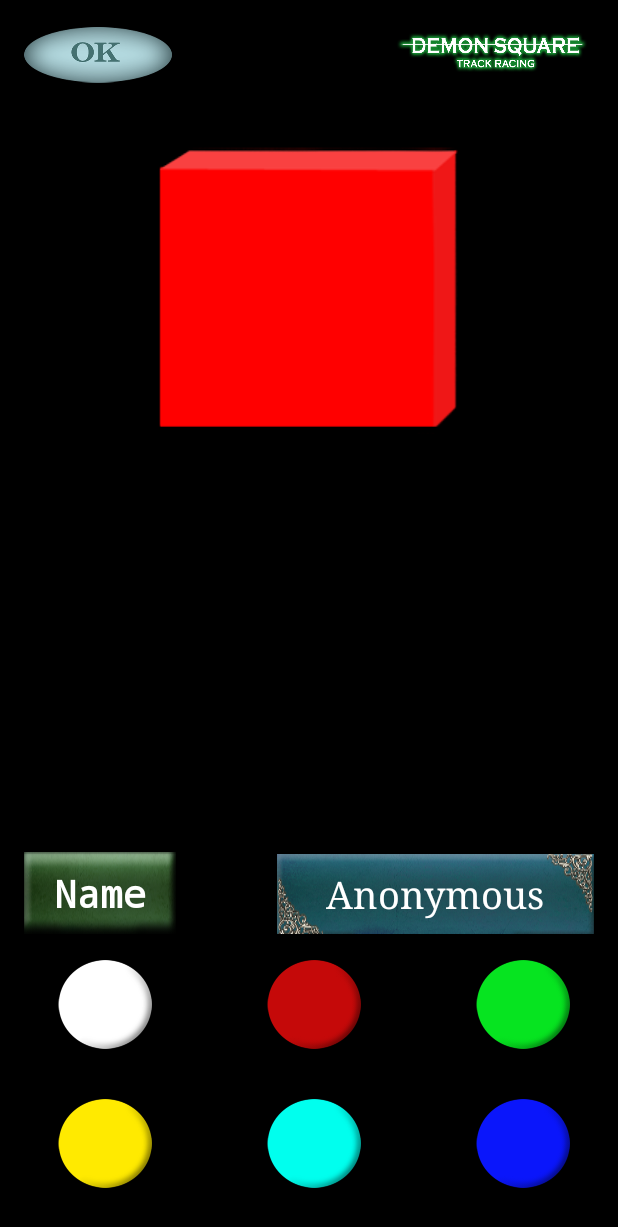
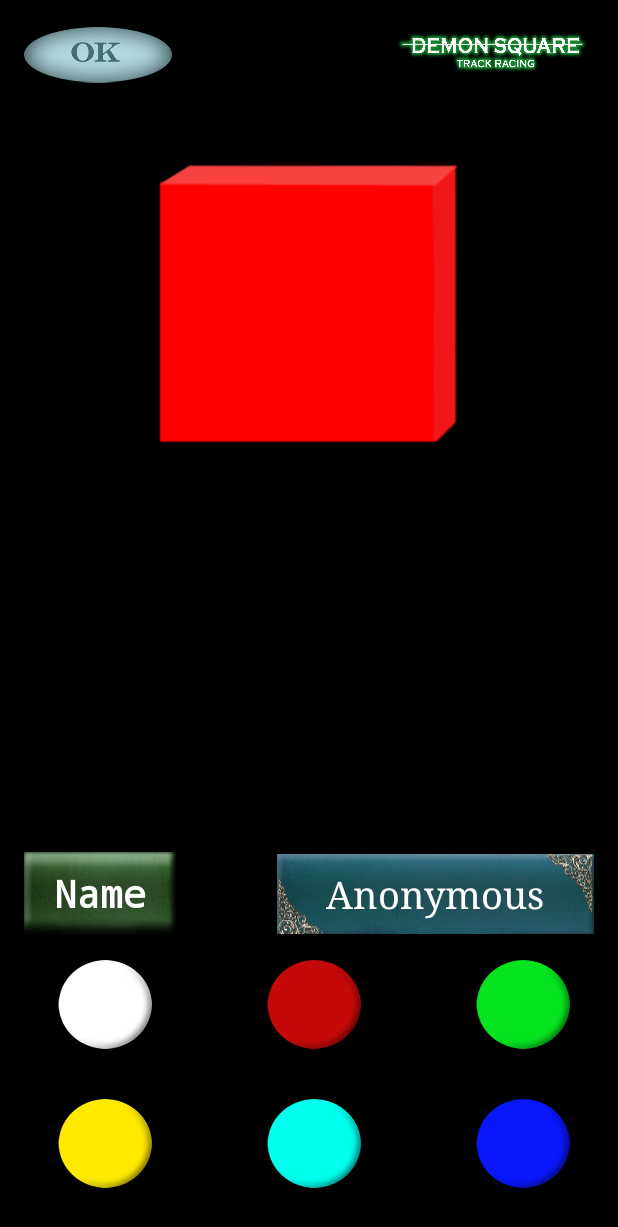
Before and after one commit to Merinoe/demon-square-track-racing, an Android app: the CharacterCreation screen opened directly, with no data from a screen before it, on a phone screen of 412 x 824 dp. Shown: the top 1227 px of the screen. Run offline under Robolectric (Android 15) with nearby library versions, the phone set to English and light mode, and no system bars.

Commit message:
square location updated

```diff
--- a/app/src/main/res/layout/activity_character_creation.xml
+++ b/app/src/main/res/layout/activity_character_creation.xml
@@ -28,7 +28,7 @@
         android:id="@+id/square"
         android:background="@drawable/red_square"
         android:layout_below="@+id/logo"
-        android:layout_marginTop="40dip"
+        android:layout_marginTop="50dip"
         android:layout_centerHorizontal="true" />
 
     <ImageButton
```
